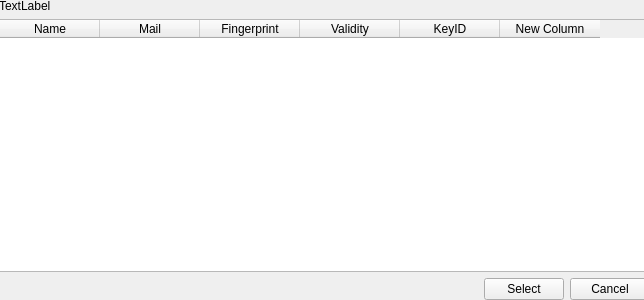
First picture: the form in GuiPG/src/View/secretkeywidget.ui, repository Diakakodo/GuiPG, before the edit.
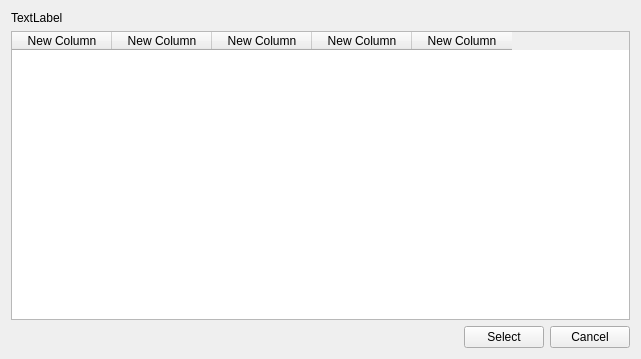
Second picture: the form after the edit.

Commit message: Modification du widget de selection de clef privée

What changed in the file:
```diff
--- a/GuiPG/src/View/secretkeywidget.ui
+++ b/GuiPG/src/View/secretkeywidget.ui
@@ -6,22 +6,19 @@
    <rect>
     <x>0</x>
     <y>0</y>
-    <width>644</width>
-    <height>300</height>
+    <width>641</width>
+    <height>359</height>
    </rect>
   </property>
+  <property name="sizePolicy">
+   <sizepolicy hsizetype="Expanding" vsizetype="Expanding">
+    <horstretch>0</horstretch>
+    <verstretch>0</verstretch>
+   </sizepolicy>
+  </property>
   <property name="windowTitle">
    <string>Form</string>
   </property>
-  <widget class="QWidget" name="verticalLayoutWidget">
-   <property name="geometry">
-    <rect>
-     <x>-1</x>
-     <y>-1</y>
-     <width>651</width>
-     <height>301</height>
-    </rect>
-   </property>
    <layout class="QVBoxLayout" name="verticalLayout">
     <item>
      <widget class="QLabel" name="label">
@@ -32,9 +29,6 @@
     </item>
     <item>
      <widget class="QTableWidget" name="tableWidget">
-      <property name="alternatingRowColors">
-       <bool>true</bool>
-      </property>
       <property name="selectionMode">
        <enum>QAbstractItemView::SingleSelection</enum>
       </property>
@@ -43,27 +37,22 @@
       </property>
       <column>
        <property name="text">
-        <string>Name</string>
+       <string>New Column</string>
        </property>
       </column>
       <column>
        <property name="text">
-        <string>Mail</string>
+       <string>New Column</string>
        </property>
       </column>
       <column>
        <property name="text">
-        <string>Fingerprint</string>
+       <string>New Column</string>
        </property>
       </column>
       <column>
        <property name="text">
-        <string>Validity</string>
-       </property>
-      </column>
-      <column>
-       <property name="text">
-        <string>KeyID</string>
+       <string>New Column</string>
        </property>
       </column>
       <column>
@@ -74,7 +63,7 @@
      </widget>
     </item>
     <item>
-     <layout class="QHBoxLayout" name="horizontalLayout_2">
+    <layout class="QHBoxLayout" name="horizontalLayout">
       <item>
        <spacer name="horizontalSpacer">
         <property name="orientation">
@@ -106,7 +95,6 @@
     </item>
    </layout>
   </widget>
- </widget>
  <resources/>
  <connections>
   <connection>
```
Left out of the diff: 8 changed lines with no effect on the pictures. Lines whose indentation alone changed are shown as unchanged. The commit also changes 3 other files.
